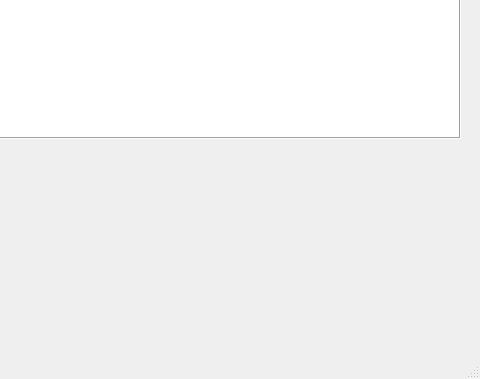
Above: code/mercs1/mainwindow.ui from ArkThis/AHA_ObjectWorld before the change; both pictures show x 320 to 800 and y 221 to 600 of the 800 by 600 pixel window. Below: the same form after it.
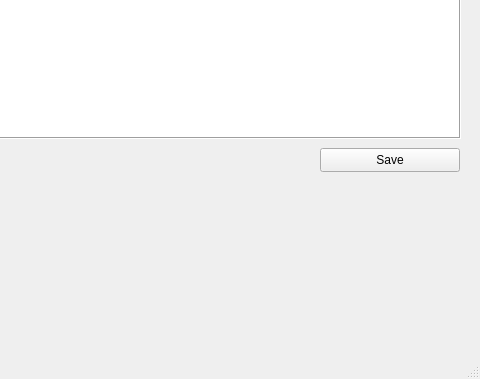
That is the form after the change.

Commit message: Working towards being able to save xattrs back to filesystem.

The edit to the form file:
```diff
--- a/code/mercs1/mainwindow.ui
+++ b/code/mercs1/mainwindow.ui
@@ -92,6 +92,19 @@
      <string>Remove entries</string>
     </property>
    </widget>
+   <widget class="QPushButton" name="btnSave">
+    <property name="geometry">
+     <rect>
+      <x>640</x>
+      <y>350</y>
+      <width>140</width>
+      <height>24</height>
+     </rect>
+    </property>
+    <property name="text">
+     <string>Save</string>
+    </property>
+   </widget>
   </widget>
   <widget class="QMenuBar" name="menubar">
    <property name="geometry">
```
The commit also changes 2 other files.
